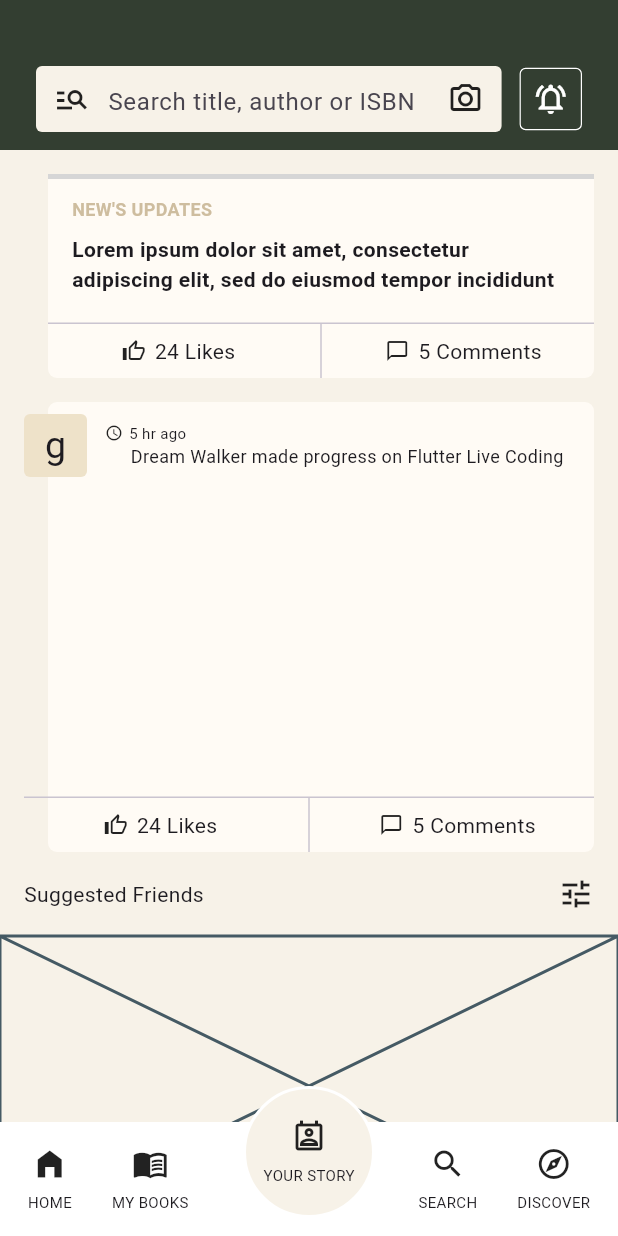
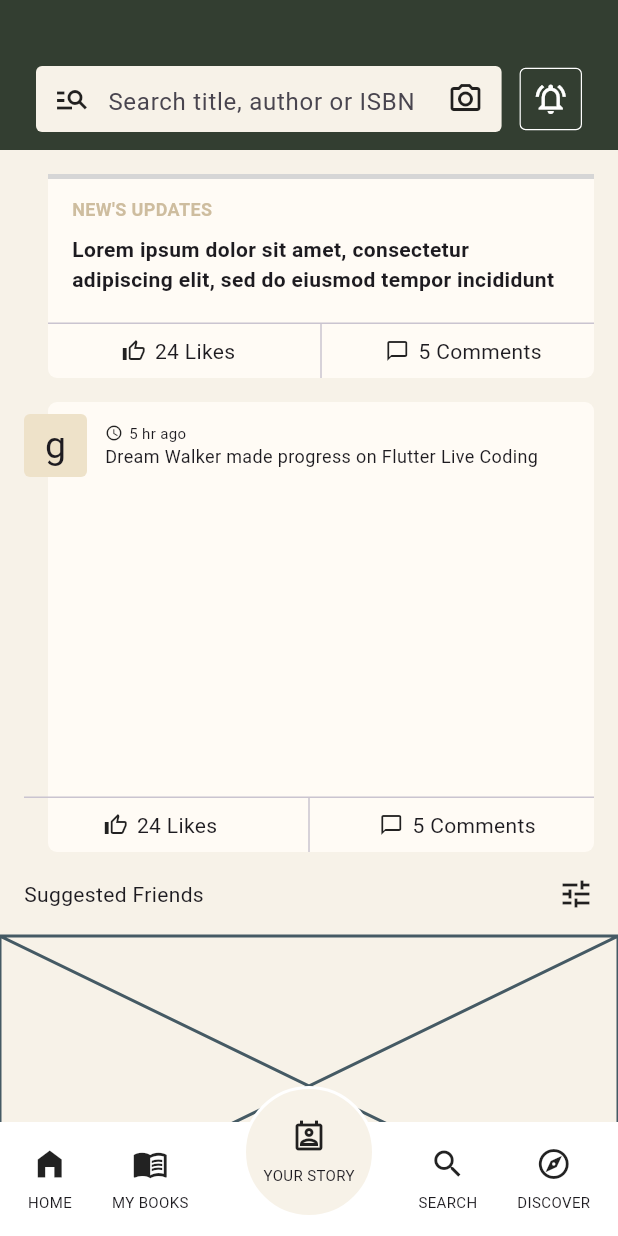
Before and after one commit to JAICHANGPARK/flutter_notebook_chapter_43, a Flutter app: the NewsFeedHomePage screen opened directly, scrolled down 164 dp, on a phone screen of 412 x 824 dp. Run offline on Flutter 3.47's test engine with Material 3 defaults, Android fonts, the phone set to English and light mode, and no system bars; our stand-ins replace gap, hugeicons; network calls fail; grey boxes are pictures that could not be loaded.

Commit message:
Update news_feed_home_page.dart

```diff
--- a/lib/ep2163_newsfeed_app/views/news_feed_home_page.dart
+++ b/lib/ep2163_newsfeed_app/views/news_feed_home_page.dart
@@ -258,6 +258,7 @@ class _NewsFeedHomePageState extends State<NewsFeedHomePage> {
                                           ),
                                           Expanded(
                                             child: Column(
+                                              crossAxisAlignment: CrossAxisAlignment.start,
                                               children: [
                                                 Row(
                                                   spacing: 4,
@@ -293,7 +294,15 @@ class _NewsFeedHomePageState extends State<NewsFeedHomePage> {
                                       ),
                                       Expanded(
                                         child: Column(
-                                          children: [],
+                                          children: [
+                                            Expanded(
+                                              child: Padding(
+                                                padding: const EdgeInsets.only(left: 24),
+                                                child: Column(
+                                                  children: [
+                                                    Container()
+                                                  ],
+                                                ),
                                               ),
                                             ),
                                             Divider(
@@ -342,6 +351,10 @@ class _NewsFeedHomePageState extends State<NewsFeedHomePage> {
                                                 ],
                                               ),
                                             )
+                                          ],
+                                        ),
+                                      )
+
                                     ],
                                   ),
                                 ),
```
Lines whose indentation alone changed are shown as unchanged.
